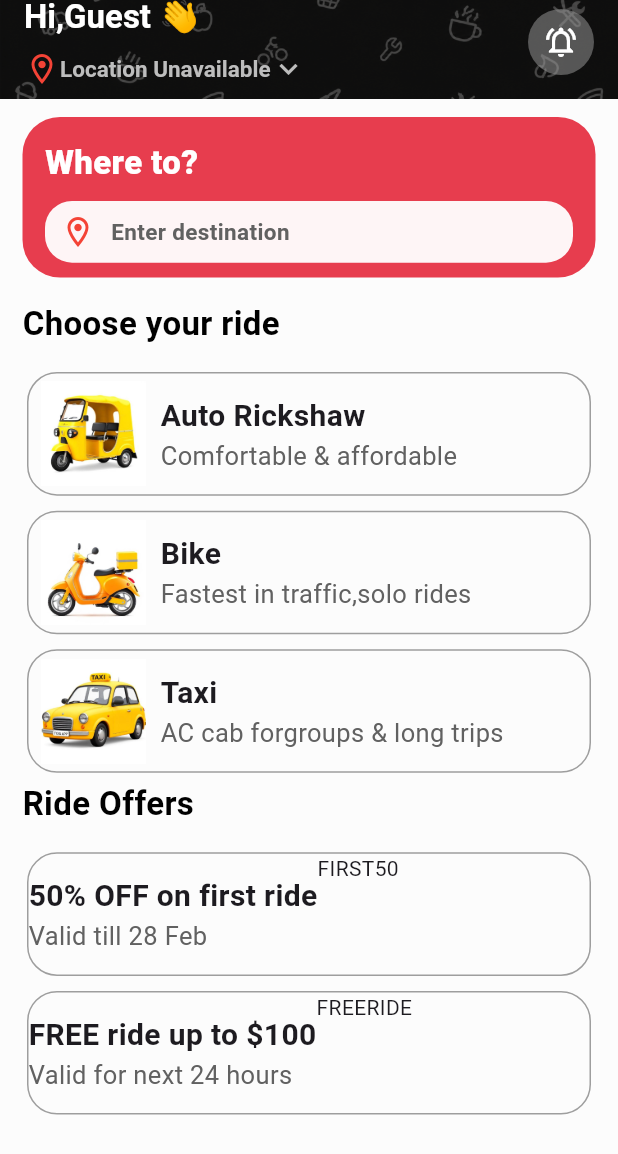
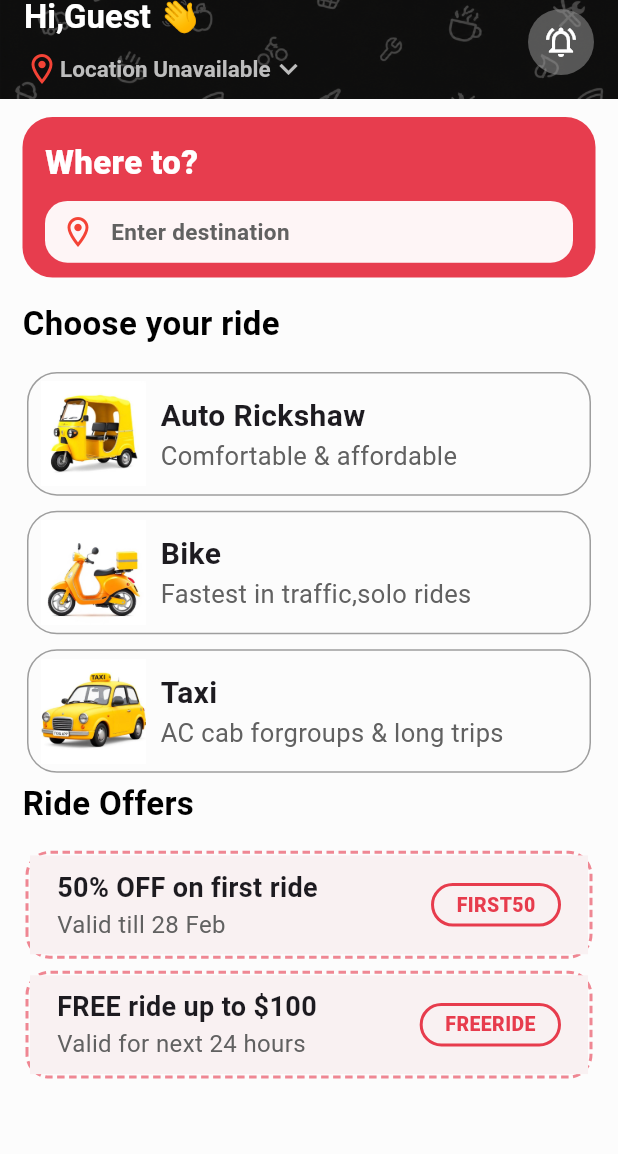
Before and after one commit to hussain1016/swiggy, a Flutter app: the screen it shows after launch, on a phone screen of 412 x 824 dp. Shown: the top 1154 px of the screen. Run offline on Flutter 3.47's test engine with Material 3 defaults, Android fonts, the phone set to English and light mode, and no system bars; drawn by our look-alikes of dotted_border; missing offline and left inert: dart:ffi.

Commit message:
rides secion complete office

```diff
--- a/lib/rides_screen.dart
+++ b/lib/rides_screen.dart
@@ -1,5 +1,5 @@
 import 'dart:ffi';
-
+import 'package:dotted_border/dotted_border.dart';
 import 'package:flutter/material.dart';
 import 'package:flutter/services.dart';
 
@@ -84,7 +84,8 @@ class RidesScreen extends StatelessWidget {
           ],
         ),
       ),
-      body: Column(
+      body: SingleChildScrollView(
+        child: Column(
           crossAxisAlignment: CrossAxisAlignment.start,
           children: [
             Padding(
@@ -92,7 +93,7 @@ class RidesScreen extends StatelessWidget {
               child: Container(
                 decoration: BoxDecoration(
                   color: const Color(0xFFE73D4E),
-                borderRadius: BorderRadius.circular(25),
+                  borderRadius: BorderRadius.circular(20),
                 ),
                 height: height * 0.13,
                 width: width,
@@ -114,7 +115,7 @@ class RidesScreen extends StatelessWidget {
                       Container(
                         decoration: BoxDecoration(
                           color: const Color(0xFFFEF5F6),
-                        borderRadius: BorderRadius.circular(18),
+                          borderRadius: BorderRadius.circular(15),
                         ),
                         height: height * 0.05,
 
@@ -232,22 +233,32 @@ class RidesScreen extends StatelessWidget {
                     horizontal: 18,
                     vertical: 5,
                   ),
+                  child: DottedBorder(
+                    color: Color(0x80E2132A),
+                    strokeWidth: 2,
+                    dashPattern: const [5, 3], // 10px dash, 5px gap
+                    borderType: BorderType.RRect,
+                    radius: const Radius.circular(15),
                     child: Container(
-                  height: height * 0.10,
+                      height: height * 0.08,
                       decoration: BoxDecoration(
-                    borderRadius: BorderRadius.circular(20),
-                    border: Border.all(color: Colors.grey),
+                        color: Color(0xFFF9F1F2),
+                        // borderRadius: BorderRadius.circular(20),
+                        // border: Border.all(color: Colors.grey),
                       ),
                       child: Row(
+                        mainAxisAlignment: MainAxisAlignment.spaceBetween,
                         children: [
-                      Column(
+                          Padding(
+                            padding: const EdgeInsets.symmetric(horizontal: 18),
+                            child: Column(
+                               mainAxisAlignment: MainAxisAlignment.center,
                               crossAxisAlignment: CrossAxisAlignment.start,
-                        mainAxisAlignment: MainAxisAlignment.center,
                               children: [
                                 Text(
                                   offerRide.title,
                                   style: const TextStyle(
-                              fontSize: 20,
+                                    fontSize: 18,
                                     fontWeight: FontWeight.w700,
                                   ),
                                 ),
@@ -255,22 +266,44 @@ class RidesScreen extends StatelessWidget {
                                 Text(
                                   offerRide.subtitle,
                                   style: TextStyle(
-                              fontSize: 17,
+                                    fontSize: 16,
                                     color: Colors.grey.shade700,
                                   ),
                                 ),
                               ],
                             ),
-                      Column(
-                        children: [Text(offerRide.coupen, style: TextStyle())],
+                          ),
+                          Padding(
+                            padding: const EdgeInsets.symmetric(horizontal: 18),
+                            child: Column(
+                              mainAxisAlignment: MainAxisAlignment.center,
+                              crossAxisAlignment: CrossAxisAlignment.center,
+                              children: [
+                                Container(
+                                  decoration: BoxDecoration(
+                                    border:Border.all(
+                                      color:Color(0xFFE73C4D),
+                                      width: 2,
+                                    ),
+                                    borderRadius: BorderRadius.circular(50),
+                                  ),
+                                  child: Padding(
+                                    padding: EdgeInsets.symmetric(vertical: 3,horizontal: 15),
+                                    child: Text(offerRide.coupen, style: TextStyle(color:Color(0xFFE73C4D),fontSize: 13,fontWeight: FontWeight.w900
+                                    )),
+                                  )),
+                              ],
+                            ),
                           ),
                         ],
+                      ),
                     ),
                   ),
                 );
               },
             ),
           ],
+        ),
       ),
     );
   }
--- a/pubspec.yaml
+++ b/pubspec.yaml
@@ -9,6 +9,8 @@ environment:
 dependencies:
   flutter:
     sdk: flutter
+  dotted_border: ^2.1.0
+
 
 dev_dependencies:
   flutter_test:
```
Also changed, not shown: pubspec.lock. Lines whose indentation alone changed are shown as unchanged.
